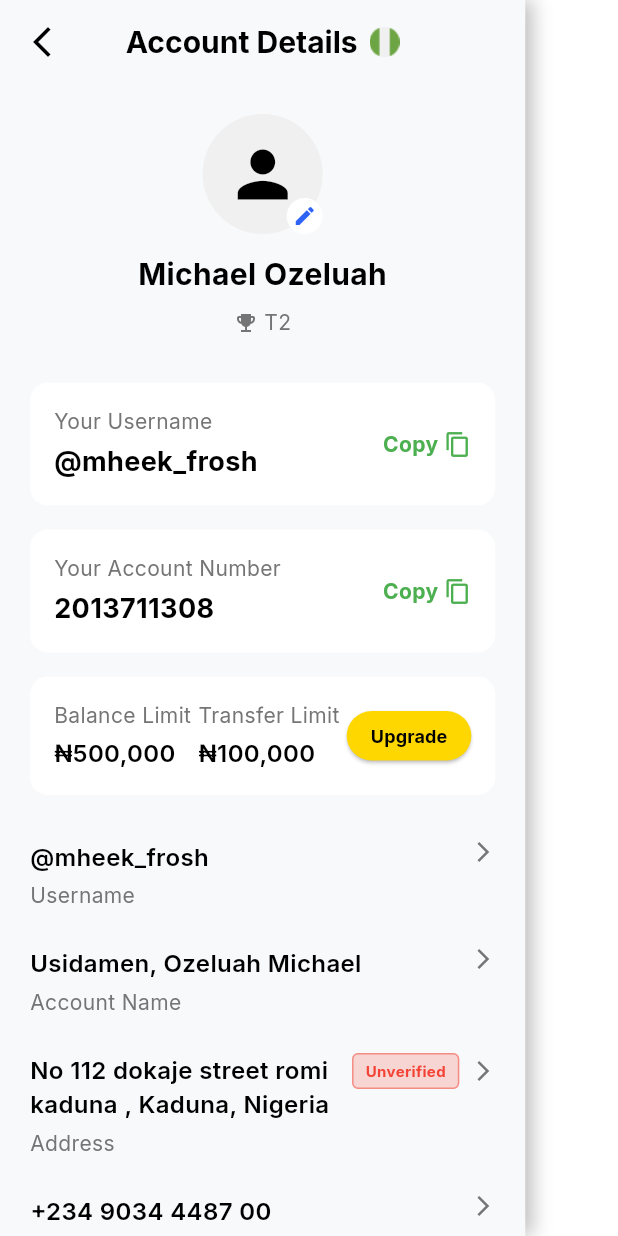
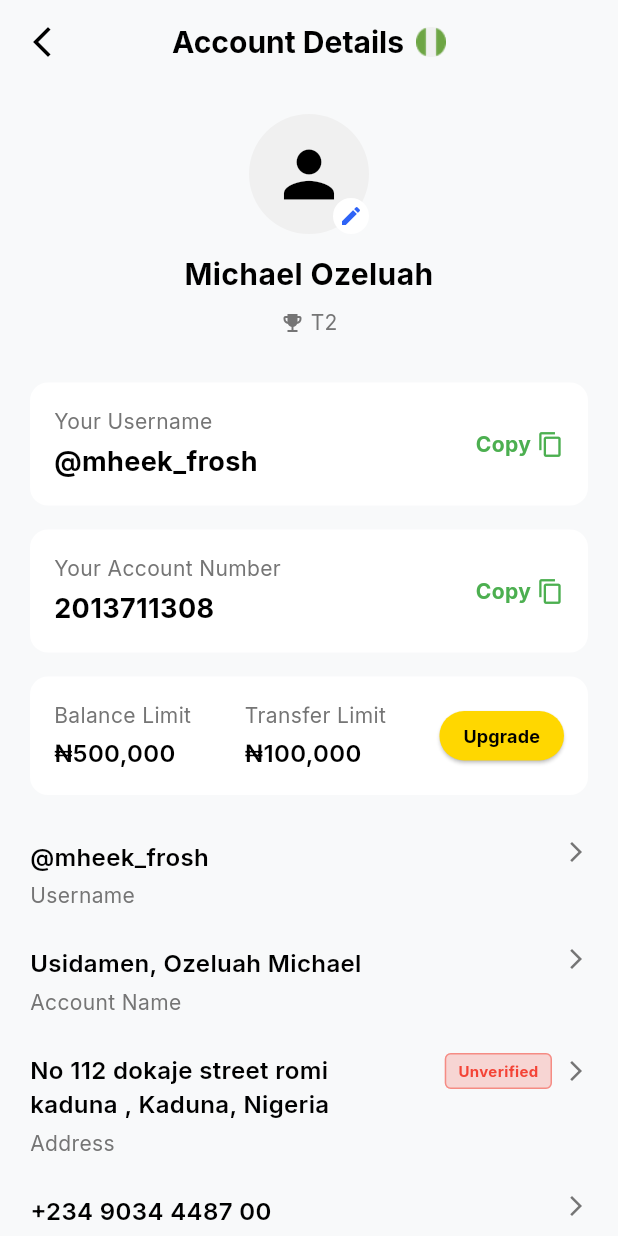
Before and after one commit to Mheek-frosh/rexipaymobile, a Flutter app: the AccountDetailsScreen screen opened by its route, on a phone screen of 412 x 824 dp. Run offline on Flutter 3.47's test engine with Material 3 defaults, Android fonts, the phone set to English and light mode, and no system bars; our stand-ins replace country_picker, fl_chart, get, google_fonts, image_picker, local_auth and 2 more.

Commit message:
feat: Add HomeHeader widget with bank/crypto toggle and AccountDetailsScreen for user profile details.

```diff
--- a/lib/screens/profile/account_details_screen.dart
+++ b/lib/screens/profile/account_details_screen.dart
@@ -21,33 +21,12 @@ class AccountDetailsScreen extends StatelessWidget {
     final address = "No 112 dokaje street romi\nkaduna , Kaduna, Nigeria";
 
     return Scaffold(
-      backgroundColor:
-          Colors.transparent, // Transparent to show underlying screen
-      body: Row(
-        children: [
-          Container(
-            width: Get.width * 0.85, // "Not fully" - 85% width
-            height: double.infinity,
-            decoration: BoxDecoration(
-              color: AppColors.background,
-              boxShadow: [
-                BoxShadow(
-                  color: Colors.black26,
-                  blurRadius: 10,
-                  offset: const Offset(5, 0),
-                ),
-              ],
-            ),
-            child: Column(
-              children: [
-                AppBar(
-                  backgroundColor: Colors.transparent, // Match container
+      backgroundColor: AppColors.background,
+      appBar: AppBar(
+        backgroundColor: AppColors.background,
         elevation: 0,
         leading: IconButton(
-                    icon: Icon(
-                      Icons.arrow_back_ios_new,
-                      color: AppColors.textPrimary,
-                    ),
+          icon: Icon(Icons.arrow_back_ios_new, color: AppColors.textPrimary),
           onPressed: () => Get.back(),
         ),
         title: Row(
@@ -55,21 +34,13 @@ class AccountDetailsScreen extends StatelessWidget {
           children: [
             Text('Account Details', style: AppText.header2),
             const SizedBox(width: 8),
-                      Image.asset(
-                        'assets/images/ng.png',
-                        width: 20,
-                        height: 20,
-                      ),
+            Image.asset('assets/images/ng.png', width: 20, height: 20),
           ],
         ),
         centerTitle: true,
       ),
-                Expanded(
-                  child: SingleChildScrollView(
-                    padding: const EdgeInsets.symmetric(
-                      horizontal: 20,
-                      vertical: 20,
-                    ),
+      body: SingleChildScrollView(
+        padding: const EdgeInsets.symmetric(horizontal: 20, vertical: 20),
         child: Column(
           children: [
             // Profile Image & Name
@@ -136,10 +107,7 @@ class AccountDetailsScreen extends StatelessWidget {
             // Copyable Fields
             _buildCopyableField("Your Username", username),
             const SizedBox(height: 16),
-                        _buildCopyableField(
-                          "Your Account Number",
-                          accountNumber,
-                        ),
+            _buildCopyableField("Your Account Number", accountNumber),
             const SizedBox(height: 16),
 
             // Limits
@@ -181,9 +149,7 @@ class AccountDetailsScreen extends StatelessWidget {
                   ElevatedButton(
                     onPressed: () {},
                     style: ElevatedButton.styleFrom(
-                                  backgroundColor: const Color(
-                                    0xFFFFD700,
-                                  ), // Gold color
+                      backgroundColor: const Color(0xFFFFD700), // Gold color
                       foregroundColor: Colors.black,
                       padding: const EdgeInsets.symmetric(
                         horizontal: 16,
@@ -193,8 +159,7 @@ class AccountDetailsScreen extends StatelessWidget {
                         borderRadius: BorderRadius.circular(20),
                       ),
                       minimumSize: Size.zero,
-                                  tapTargetSize:
-                                      MaterialTapTargetSize.shrinkWrap,
+                      tapTargetSize: MaterialTapTargetSize.shrinkWrap,
                     ),
                     child: Text(
                       "Upgrade",
@@ -212,36 +177,13 @@ class AccountDetailsScreen extends StatelessWidget {
 
             // Details List
             _buildDetailItem(username, "Username"),
-                        _buildDetailItem(
-                          "Usidamen, Ozeluah Michael",
-                          "Account Name",
-                        ),
-                        _buildDetailItem(
-                          address,
-                          "Address",
-                          isUnverified: true,
-                        ),
+            _buildDetailItem("Usidamen, Ozeluah Michael", "Account Name"),
+            _buildDetailItem(address, "Address", isUnverified: true),
             _buildDetailItem(phone, "Phone Number"),
             _buildDetailItem(email, "Email Address"),
-                        _buildDetailItem(
-                          "123456789",
-                          "NIN",
-                          isLast: true,
-                        ), // Placeholder
+            _buildDetailItem("123456789", "NIN", isLast: true), // Placeholder
           ],
         ),
-                  ),
-                ),
-              ],
-            ),
-          ),
-          Expanded(
-            child: GestureDetector(
-              onTap: () => Get.back(),
-              child: Container(color: Colors.transparent),
-            ),
-          ),
-        ],
       ),
     );
   }
--- a/lib/widgets/home_header.dart
+++ b/lib/widgets/home_header.dart
@@ -65,7 +65,6 @@ class HomeHeader extends StatelessWidget {
                         () => const AccountDetailsScreen(),
                         transition: Transition.leftToRight,
                         duration: const Duration(milliseconds: 300),
-                        opaque: false,
                       ),
                       borderRadius: BorderRadius.circular(50),
                       child: const Padding(
```
Lines whose indentation alone changed are shown as unchanged.
